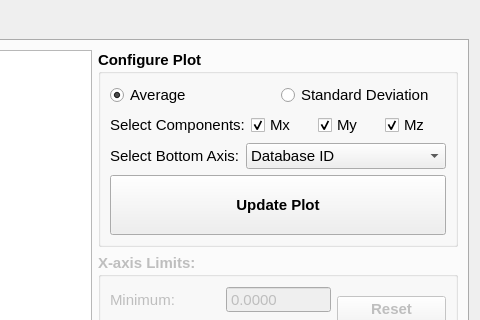
Qt form helmholtz/gui/ui/resultsdialog.ui (lnls-ima/helmholtz-coil-control) before a commit; both pictures show x 828 to 1308 and y 0 to 320 of the 1308 by 797 pixel window.
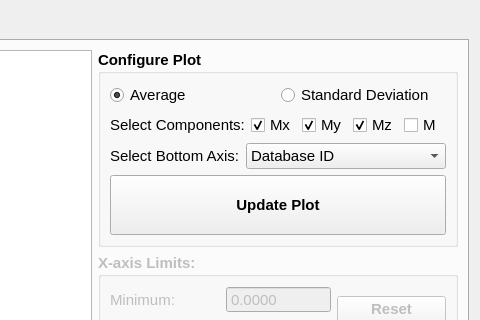
The same form after that commit. Custom widgets are drawn as their Qt base class.

The edit to the form file:
```diff
--- a/helmholtz/gui/ui/resultsdialog.ui
+++ b/helmholtz/gui/ui/resultsdialog.ui
@@ -268,6 +268,19 @@
               </property>
              </widget>
             </item>
+            <item>
+             <widget class="QCheckBox" name="chb_mnorm">
+              <property name="font">
+               <font>
+                <weight>50</weight>
+                <bold>false</bold>
+               </font>
+              </property>
+              <property name="text">
+               <string>M</string>
+              </property>
+             </widget>
+            </item>
            </layout>
           </item>
           <item row="2" column="0">
```
